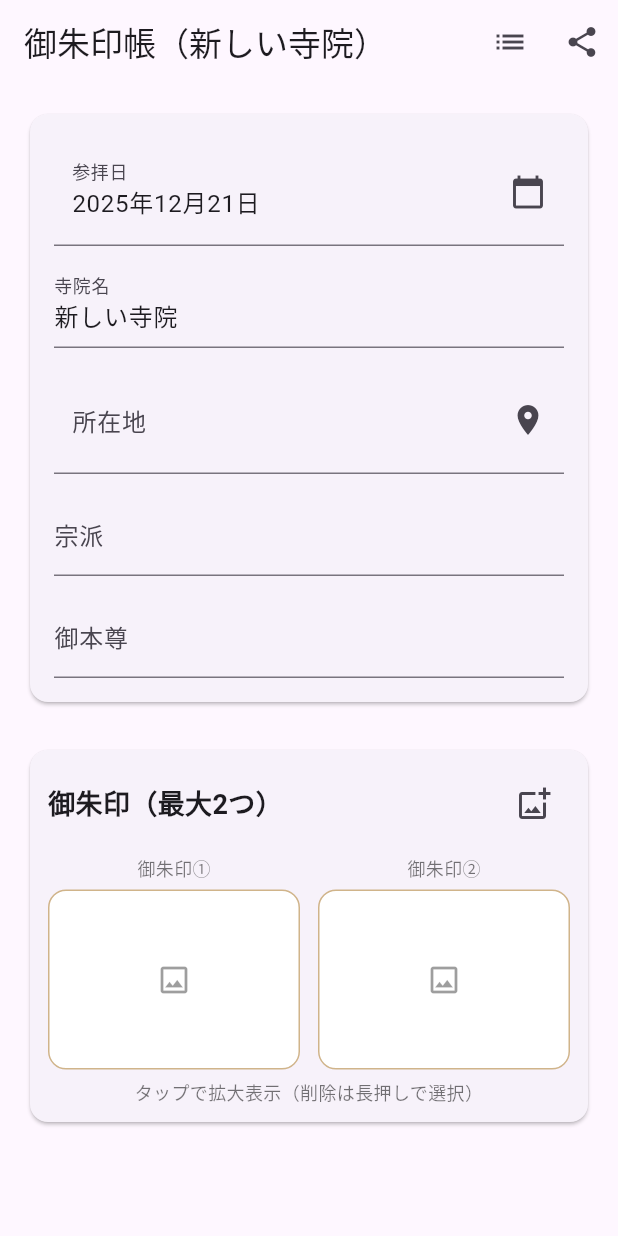
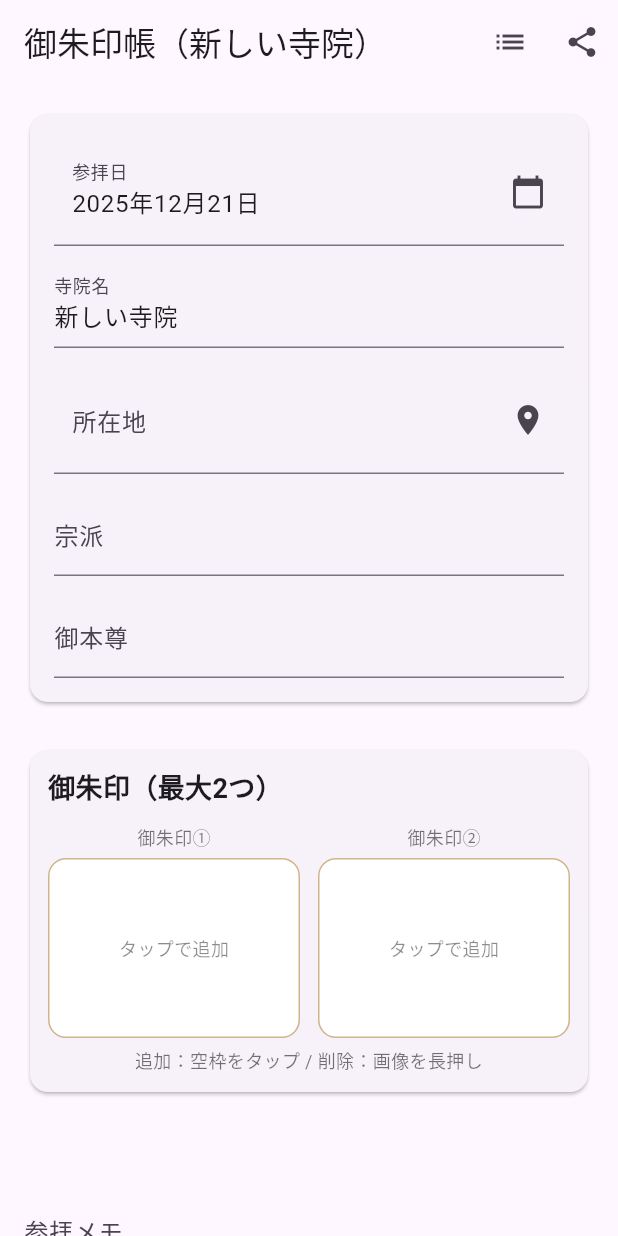
Before and after one commit to rikarika66/test, a Flutter app: the BookPage screen opened directly with empty values, on a phone screen of 412 x 824 dp. Run offline on Flutter 3.47's test engine with Material 3 defaults, Android fonts, the phone set to English and light mode, and no system bars; our stand-ins replace file_picker, image_picker, share_plus, shared_preferences; accounts and stored records are empty.

Commit message:
Daily update

```diff
--- a/lib/book.dart
+++ b/lib/book.dart
@@ -42,6 +42,8 @@ class _BookPageState extends State<BookPage> {
 
   // 御朱印（最大2枚）
   final List<Uint8List> _goshuinImages = [];
+
+  // 御朱印：削除選択（長押しでON）
   bool _goshuinSelectionMode = false;
   final Set<int> _goshuinSelectedSlots = <int>{};
 
@@ -283,31 +285,15 @@ class _BookPageState extends State<BookPage> {
     }
     _goshuinImages[slot] = bytes;
 
-    // 末尾の空を詰める
     while (_goshuinImages.isNotEmpty && _goshuinImages.last.isEmpty) {
       _goshuinImages.removeLast();
     }
-    // 最大2枚
     if (_goshuinImages.length > 2) {
       _goshuinImages.removeRange(2, _goshuinImages.length);
     }
   }
 
-  int? _nextEmptyGoshuinSlot() {
-    if (!_hasSlot(0)) return 0;
-    if (!_hasSlot(1)) return 1;
-    return null;
-  }
-
-  Future<void> _chooseGoshuinSourceUnified() async {
-    if (_goshuinSelectionMode) return;
-
-    final slot = _nextEmptyGoshuinSlot();
-    if (slot == null) {
-      _snack('御朱印①②が埋まっています。入れ替える場合は長押しで削除してください。');
-      return;
-    }
-
+  Future<void> _chooseGoshuinSourceForSlot(int slot) async {
     final result = await showModalBottomSheet<_PickChoice>(
       context: context,
       builder: (_) => SafeArea(
@@ -317,12 +303,12 @@ class _BookPageState extends State<BookPage> {
             const SizedBox(height: 8),
             ListTile(
               leading: const Icon(Icons.photo_library_outlined),
-              title: Text(slot == 0 ? 'アルバムから選ぶ（御朱印①へ）' : 'アルバムから選ぶ（御朱印②へ）'),
+              title: Text('アルバムから選ぶ（御朱印${slot == 0 ? "①" : "②"}へ）'),
               onTap: () => Navigator.pop(context, _PickChoice.gallery),
             ),
             ListTile(
               leading: const Icon(Icons.photo_camera_outlined),
-              title: Text(slot == 0 ? 'カメラで撮る（御朱印①へ）' : 'カメラで撮る（御朱印②へ）'),
+              title: Text('カメラで撮る（御朱印${slot == 0 ? "①" : "②"}へ）'),
               onTap: () => Navigator.pop(context, _PickChoice.camera),
             ),
             const SizedBox(height: 8),
@@ -339,8 +325,10 @@ class _BookPageState extends State<BookPage> {
     await _setGoshuin(source: source, slot: slot);
   }
 
-  Future<void> _setGoshuin(
-      {required ImageSource source, required int slot}) async {
+  Future<void> _setGoshuin({
+    required ImageSource source,
+    required int slot,
+  }) async {
     try {
       final x = await _picker.pickImage(source: source);
       if (x == null) return;
@@ -369,8 +357,8 @@ class _BookPageState extends State<BookPage> {
     );
   }
 
-  // ---------- 御朱印：長押し削除 ----------
-  void _enterGoshuinSelection(int slot) {
+  // ---------- 御朱印：長押し削除（現状のまま） ----------
+  void _enterGoshuinSelectionMode(int slot) {
     if (!_hasSlot(slot)) return;
     setState(() {
       _goshuinSelectionMode = true;
@@ -394,7 +382,7 @@ class _BookPageState extends State<BookPage> {
     });
   }
 
-  void _exitGoshuinSelection() {
+  void _exitGoshuinSelectionMode() {
     setState(() {
       _goshuinSelectionMode = false;
       _goshuinSelectedSlots.clear();
@@ -440,27 +428,33 @@ class _BookPageState extends State<BookPage> {
     if (!ok) _snack('削除は反映されましたが、保存確認に失敗しました');
   }
 
-  // ★御朱印サムネ：見切れ対策（contain＋余白＋背景）
+  // ★御朱印サムネ：タップで追加（空の場合）／長押しで削除モード
   Widget _goshuinThumb(int slot) {
     final bytes = _getSlot(slot);
     final has = bytes.isNotEmpty;
     final selected = _goshuinSelectedSlots.contains(slot);
 
     return GestureDetector(
-      onLongPress: has ? () => _enterGoshuinSelection(slot) : null,
-      onTap: () {
+      onLongPress: has ? () => _enterGoshuinSelectionMode(slot) : null,
+      onTap: () async {
         if (_goshuinSelectionMode) {
           _toggleGoshuinSelect(slot);
-        } else {
+          return;
+        }
+        // ★空なら追加（ここが今回の変更点）
+        if (!has) {
+          await _chooseGoshuinSourceForSlot(slot);
+          return;
+        }
+        // ★埋まっていれば拡大
         _openGoshuinViewer(slot);
-        }
       },
       child: Stack(
         children: [
           Container(
             height: 120,
             width: double.infinity,
-            padding: const EdgeInsets.all(6), // ★余白
+            padding: const EdgeInsets.all(6),
             decoration: BoxDecoration(
               borderRadius: BorderRadius.circular(12),
               border: Border.all(color: const Color(0xFFD0B48A)),
@@ -471,12 +465,15 @@ class _BookPageState extends State<BookPage> {
                     borderRadius: BorderRadius.circular(10),
                     child: Image.memory(
                       bytes,
-                      fit: BoxFit.contain, // ★切れない
+                      fit: BoxFit.contain,
                       alignment: Alignment.center,
                     ),
                   )
                 : const Center(
-                    child: Icon(Icons.image_outlined, color: Colors.black38),
+                    child: Text(
+                      'タップで追加',
+                      style: TextStyle(color: Colors.black45, fontSize: 12),
+                    ),
                   ),
           ),
           if (_goshuinSelectionMode)
@@ -614,11 +611,30 @@ class _BookPageState extends State<BookPage> {
         ? '御朱印帳'
         : '御朱印帳（${_templeNameController.text}）';
 
+    final title = _goshuinSelectionMode
+        ? '御朱印 ${_goshuinSelectedSlots.length}枚選択'
+        : baseTitle;
+
     return Scaffold(
       appBar: AppBar(
-        title: Text(baseTitle),
+        title: Text(title),
         automaticallyImplyLeading: false,
-        actions: [
+        actions: _goshuinSelectionMode
+            ? [
+                IconButton(
+                  tooltip: '選択解除',
+                  icon: const Icon(Icons.close),
+                  onPressed: _exitGoshuinSelectionMode,
+                ),
+                IconButton(
+                  tooltip: '削除',
+                  icon: const Icon(Icons.delete),
+                  onPressed: _goshuinSelectedSlots.isEmpty
+                      ? null
+                      : _deleteSelectedGoshuin,
+                ),
+              ]
+            : [
                 IconButton(
                   tooltip: '一覧',
                   icon: const Icon(Icons.list),
@@ -638,7 +654,6 @@ class _BookPageState extends State<BookPage> {
             child: Column(
               crossAxisAlignment: CrossAxisAlignment.start,
               children: [
-                // 寺院プロフィール
                 Card(
                   child: Padding(
                     padding: const EdgeInsets.all(16),
@@ -693,48 +708,17 @@ class _BookPageState extends State<BookPage> {
 
                 const SizedBox(height: 24),
 
-                // 御朱印（追加ボタンは1つ）
+                // 御朱印（タップで追加／長押しで削除）
                 Card(
                   child: Padding(
                     padding: const EdgeInsets.all(12),
                     child: Column(
                       crossAxisAlignment: CrossAxisAlignment.stretch,
                       children: [
-                        Row(
-                          children: [
-                            const Expanded(
-                              child: Text(
+                        const Text(
                           '御朱印（最大2つ）',
                           style: TextStyle(
                               fontSize: 18, fontWeight: FontWeight.bold),
-                              ),
-                            ),
-
-                            // ★追加ボタンは1つ（通常時のみ）
-                            if (!_goshuinSelectionMode)
-                              IconButton(
-                                tooltip: '御朱印を追加',
-                                icon: const Icon(
-                                    Icons.add_photo_alternate_outlined),
-                                onPressed: _chooseGoshuinSourceUnified,
-                              ),
-
-                            // ★選択モードの時は「解除/削除」だけ
-                            if (_goshuinSelectionMode) ...[
-                              IconButton(
-                                tooltip: '選択解除',
-                                icon: const Icon(Icons.close),
-                                onPressed: _exitGoshuinSelection,
-                              ),
-                              IconButton(
-                                tooltip: '削除',
-                                icon: const Icon(Icons.delete),
-                                onPressed: _goshuinSelectedSlots.isEmpty
-                                    ? null
-                                    : _deleteSelectedGoshuin,
-                              ),
-                            ],
-                          ],
                         ),
                         const SizedBox(height: 10),
                         Row(
@@ -768,7 +752,7 @@ class _BookPageState extends State<BookPage> {
                         ),
                         const SizedBox(height: 6),
                         const Text(
-                          'タップで拡大表示（削除は長押しで選択）',
+                          '追加：空枠をタップ / 削除：画像を長押し',
                           style: TextStyle(color: Colors.black54, fontSize: 12),
                           textAlign: TextAlign.center,
                         ),
@@ -779,7 +763,6 @@ class _BookPageState extends State<BookPage> {
 
                 const SizedBox(height: 24),
 
-                // メモ
                 TextField(
                   controller: _memoController,
                   maxLines: 4,
@@ -789,7 +772,6 @@ class _BookPageState extends State<BookPage> {
 
                 const SizedBox(height: 24),
 
-                // アルバム（省略せず完全保持）
                 Row(
                   mainAxisAlignment: MainAxisAlignment.spaceBetween,
                   children: [
@@ -901,11 +883,8 @@ class _BookPageState extends State<BookPage> {
                                     color: Colors.blue.withOpacity(0.9),
                                     shape: BoxShape.circle,
                                   ),
-                                  child: const Icon(
-                                    Icons.check,
-                                    size: 16,
-                                    color: Colors.white,
-                                  ),
+                                  child: const Icon(Icons.check,
+                                      size: 16, color: Colors.white),
                                 ),
                               ),
                           ],
@@ -918,8 +897,6 @@ class _BookPageState extends State<BookPage> {
               ],
             ),
           ),
-
-          // 左端：前の寺院
           Positioned(
             left: 0,
             top: 0,
@@ -930,8 +907,6 @@ class _BookPageState extends State<BookPage> {
               onTap: _canGoPrev ? _goPrev : null,
             ),
           ),
-
-          // 右端：次の寺院
           Positioned(
             right: 0,
             top: 0,
```
Also changed, not shown: docs/assets/fonts/MaterialIcons-Regular.otf, 3 other files. Lines whose indentation alone changed are shown as unchanged.
